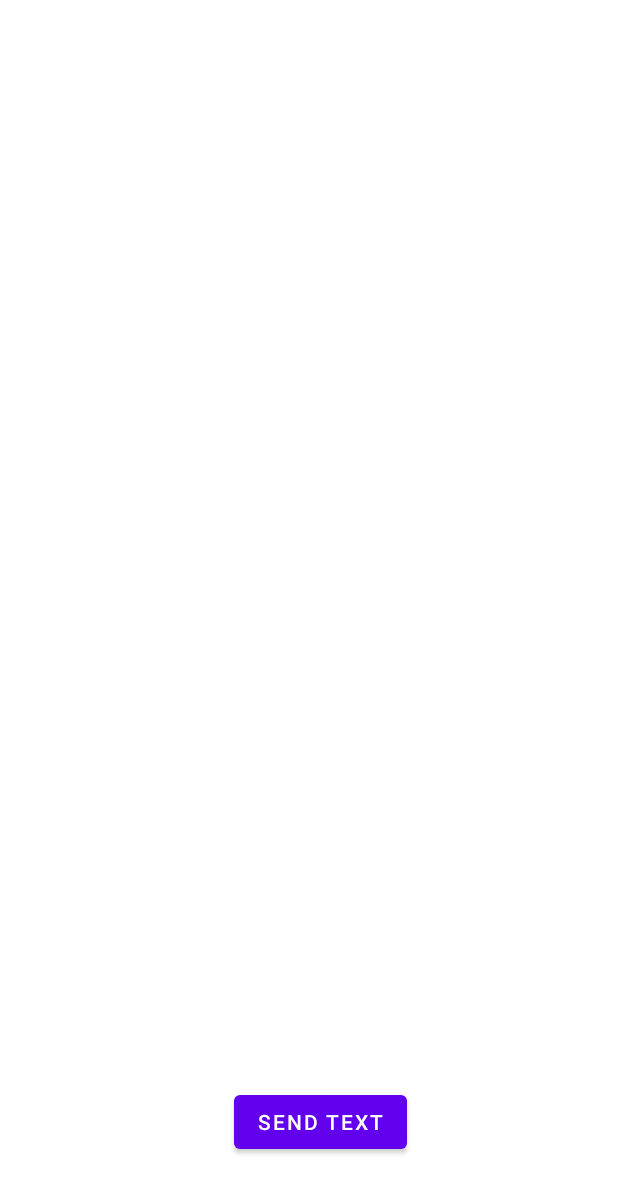
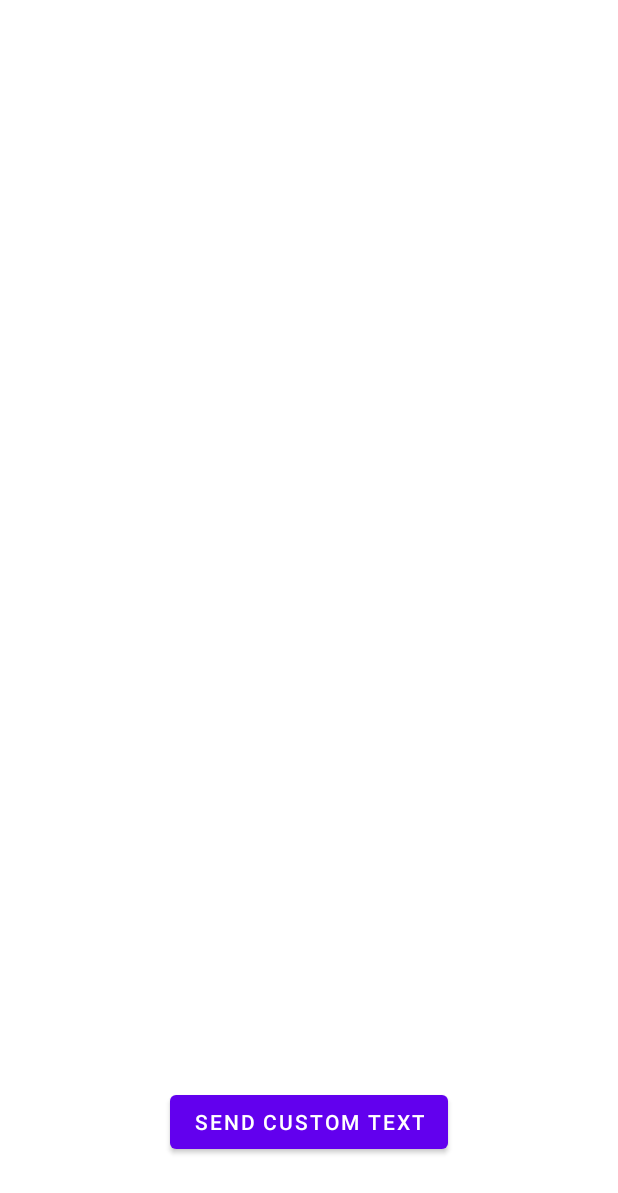
Before and after one commit to ZSabakh/emergency-contacts-kotlin, an Android app: the SendTextActivity screen opened directly, with no data from a screen before it, on a phone screen of 412 x 824 dp. Shown: the top 1193 px of the screen. Run offline under Robolectric (Android 15) with nearby library versions, the phone set to English and light mode, and no system bars; 1 statement that could not run was skipped.

Commit message:
Added new custom user text activity

```diff
--- a/app/src/main/AndroidManifest.xml
+++ b/app/src/main/AndroidManifest.xml
@@ -31,6 +31,8 @@
         </activity>
         <activity android:name=".ui.RegisterActivity">
         </activity>
+        <activity android:name=".ui.CustomTextActivity">
+        </activity>
     </application>
 
 </manifest>
--- a/app/src/main/java/com/example/sosapp/ContactsRecyclerViewAdapter.kt
+++ b/app/src/main/java/com/example/sosapp/ContactsRecyclerViewAdapter.kt
@@ -27,7 +27,6 @@ class ContactsRecyclerViewAdapter(private val contactUIModels: List<ContactUIMod
     }
 
 
-    @RequiresApi(Build.VERSION_CODES.O)
     override fun onBindViewHolder(holder: ViewHolder, position: Int) {
         var isSelected = false;
         holder.contact.text = contactUIModels[position].contactName
--- a/app/src/main/java/com/example/sosapp/api/ApiService.kt
+++ b/app/src/main/java/com/example/sosapp/api/ApiService.kt
@@ -15,6 +15,9 @@ interface ApiService {
     @POST(Constants.ADD_CONTACT_URL)
     fun postContact(@Header("x-access-token") token: String, @Body request:Contact): Call <Contact>
 
+    @POST(Constants.ADD_TEXT_URL)
+    fun postText(@Header("x-access-token") token: String, @Body request:SubmitTextRequest): Call <SubmitTextResponse>
+
     @POST(Constants.REMOVE_CONTACTS_URL)
     fun removeContacts(@Header("x-access-token") token: String, @Body request:RemoveContactRequest): Call <Contact>
 
@@ -22,7 +25,7 @@ interface ApiService {
     fun fetchPosts(@Header("x-access-token") token: String): Call<ContactsResponse>
 
     @GET(Constants.TEXTS_URL)
-    fun fetchTexts(@Header("x-access-token") token: String): Call <TextsResponse>
+    fun fetchTexts(@Header("x-access-token") token: String): Call <FetchedTextsResponse>
 
     @POST(Constants.SEND_TEXT_URL)
     fun sendText(@Header("x-access-token") token: String, @Body request:MessageRequest): Call <MessageResponse>
--- a/app/src/main/java/com/example/sosapp/api/Constants.kt
+++ b/app/src/main/java/com/example/sosapp/api/Constants.kt
@@ -6,6 +6,7 @@ object Constants {
     const val REGISTER_URL = "auth/signup"
     const val CONTACTS_URL = "user/get-contacts"
     const val ADD_CONTACT_URL = "user/add-contact"
+    const val ADD_TEXT_URL = "user/add-text"
     const val REMOVE_CONTACTS_URL = "user/remove-contacts"
     const val SEND_TEXT_URL = "user/send-text"
     const val TEXTS_URL = "user/get-texts"
--- a/app/src/main/java/com/example/sosapp/models/TextResponse.kt
+++ b/app/src/main/java/com/example/sosapp/models/FetchedTextResponse.kt
@@ -2,7 +2,7 @@ package com.example.sosapp.models
 
 import com.google.gson.annotations.SerializedName
 
-data class TextResponse (
+data class FetchedTextResponse (
     @SerializedName("_id")
     val _id: String,
     @SerializedName("text")
--- a/app/src/main/java/com/example/sosapp/models/TextsResponse.kt
+++ b/app/src/main/java/com/example/sosapp/models/FetchedTextsResponse.kt
@@ -2,7 +2,7 @@ package com.example.sosapp.models
 
 import com.google.gson.annotations.SerializedName
 
-data class TextsResponse(
+data class FetchedTextsResponse(
     @SerializedName("texts")
-    val texts: ArrayList<TextResponse>
+    val texts: ArrayList<FetchedTextResponse>
 )
--- a/app/src/main/java/com/example/sosapp/ui/MainActivity.kt
+++ b/app/src/main/java/com/example/sosapp/ui/MainActivity.kt
@@ -1,13 +1,11 @@
 package com.example.sosapp.ui
 
 import android.content.Intent
-import android.graphics.Color
 import android.os.Bundle
 import android.view.View
 import android.widget.Button
 import android.widget.Toast
 import androidx.appcompat.app.AppCompatActivity
-import androidx.cardview.widget.CardView
 import androidx.recyclerview.widget.GridLayoutManager
 import androidx.recyclerview.widget.RecyclerView
 import com.example.sosapp.R
@@ -91,7 +89,7 @@ class MainActivity : AppCompatActivity() {
     private fun viewInitializations() {
         recyclerView = findViewById(R.id.rv_contacts)
         btAddContact = findViewById(R.id.bt_add_contact)
-        btSendText = findViewById(R.id.bt_select_contacts)
+        btSendText = findViewById(R.id.bt_send_custom_text)
         btRemoveContacts = findViewById(R.id.bt_remove_contacts)
     }
 
--- a/app/src/main/java/com/example/sosapp/ui/SendTextActivity.kt
+++ b/app/src/main/java/com/example/sosapp/ui/SendTextActivity.kt
@@ -23,9 +23,9 @@ import java.io.Serializable
 class SendTextActivity : AppCompatActivity() {
     private lateinit var apiClient: ApiClient
     private lateinit var sessionManager: SessionManager
-    private lateinit var btSendText: Button
+    private lateinit var btSendCustomText: Button
     private lateinit var recyclerView: RecyclerView
-    private lateinit var fetchedTexts: MutableList<TextResponse>
+    private lateinit var fetchedTexts: MutableList<FetchedTextResponse>
     private lateinit var selectedContacts: Serializable
     val coordinates: MutableList<String> = ArrayList()
 
@@ -49,23 +49,24 @@ class SendTextActivity : AppCompatActivity() {
 
         selectedContacts = intent.getSerializableExtra("selected_contacts")!!
 
-        btSendText.setOnClickListener {
-            sendText("test");
+        btSendCustomText.setOnClickListener {
+            val intent = Intent(this@SendTextActivity, CustomTextActivity::class.java)
+            startActivity(intent)
         }
     }
 
 
     private fun fetchTexts() {
         apiClient.getApiService().fetchTexts(token = "${sessionManager.fetchAuthToken()}")
-            .enqueue(object : Callback<TextsResponse> {
-                override fun onFailure(call: Call<TextsResponse>, t: Throwable) {
+            .enqueue(object : Callback<FetchedTextsResponse> {
+                override fun onFailure(call: Call<FetchedTextsResponse>, t: Throwable) {
                     val intent = Intent(this@SendTextActivity, MainActivity::class.java)
                     startActivity(intent)
                 }
 
                 override fun onResponse(
-                    call: Call<TextsResponse>,
-                    response: Response<TextsResponse>
+                    call: Call<FetchedTextsResponse>,
+                    response: Response<FetchedTextsResponse>
                 ) {
                     if (response.code() != 200) {
                         Toast.makeText(
@@ -129,6 +130,6 @@ class SendTextActivity : AppCompatActivity() {
     }
     private fun viewInitializations() {
         recyclerView = findViewById(R.id.rv_texts)
-        btSendText = findViewById(R.id.bt_select_contacts)
+        btSendCustomText = findViewById(R.id.bt_send_custom_text)
     }
 }
--- a/app/src/main/res/layout/activity_main.xml
+++ b/app/src/main/res/layout/activity_main.xml
@@ -31,7 +31,7 @@
         app:layout_constraintEnd_toEndOf="parent" />
 
     <Button
-        android:id="@+id/bt_select_contacts"
+        android:id="@+id/bt_send_custom_text"
         android:layout_width="wrap_content"
         android:layout_height="wrap_content"
         android:layout_marginEnd="124dp"
@@ -51,6 +51,6 @@
         app:layout_constraintBottom_toBottomOf="parent"
         app:layout_constraintEnd_toStartOf="@+id/bt_add_contact"
         app:layout_constraintHorizontal_bias="1.0"
-        app:layout_constraintStart_toEndOf="@+id/bt_select_contacts" />
+        app:layout_constraintStart_toEndOf="@+id/bt_send_custom_text" />
 
 </androidx.constraintlayout.widget.ConstraintLayout>
--- a/app/src/main/res/layout/activity_send_text.xml
+++ b/app/src/main/res/layout/activity_send_text.xml
@@ -16,13 +16,14 @@
         app:layout_constraintStart_toStartOf="parent"
         app:layout_constraintTop_toTopOf="parent"
         app:layout_constraintVertical_bias="0.0" />
+
     <Button
-        android:id="@+id/bt_select_contacts"
+        android:id="@+id/bt_send_custom_text"
         android:layout_width="wrap_content"
         android:layout_height="wrap_content"
-        android:layout_marginStart="156dp"
         android:layout_marginBottom="52dp"
-        android:text="@string/send_text"
+        android:text="@string/send_custom_text"
         app:layout_constraintBottom_toBottomOf="parent"
+        app:layout_constraintEnd_toEndOf="parent"
         app:layout_constraintStart_toStartOf="parent" />
 </androidx.constraintlayout.widget.ConstraintLayout>
--- a/app/src/main/res/values/strings.xml
+++ b/app/src/main/res/values/strings.xml
@@ -9,4 +9,8 @@
     <string name="name">Name</string>
     <string name="send_text">Send text</string>
     <string name="remove">remove</string>
+    <string name="send_custom_text">Send custom text</string>
+    <string name="text">Text</string>
+    <string name="complete">Complete</string>
+    <string name="send_text_as_well">Send text as well</string>
 </resources>
```
Also changed, not shown: app/src/main/java/com/example/sosapp/models/SubmitTextRequest.kt (added, +8 -0 lines), app/src/main/java/com/example/sosapp/models/SubmitTextResponse.kt (added, +8 -0 lines), app/src/main/java/com/example/sosapp/ui/CustomTextActivity.kt (added, +32 -0 lines), app/src/main/res/layout/activity_custom_text.xml (added, +73 -0 lines).
